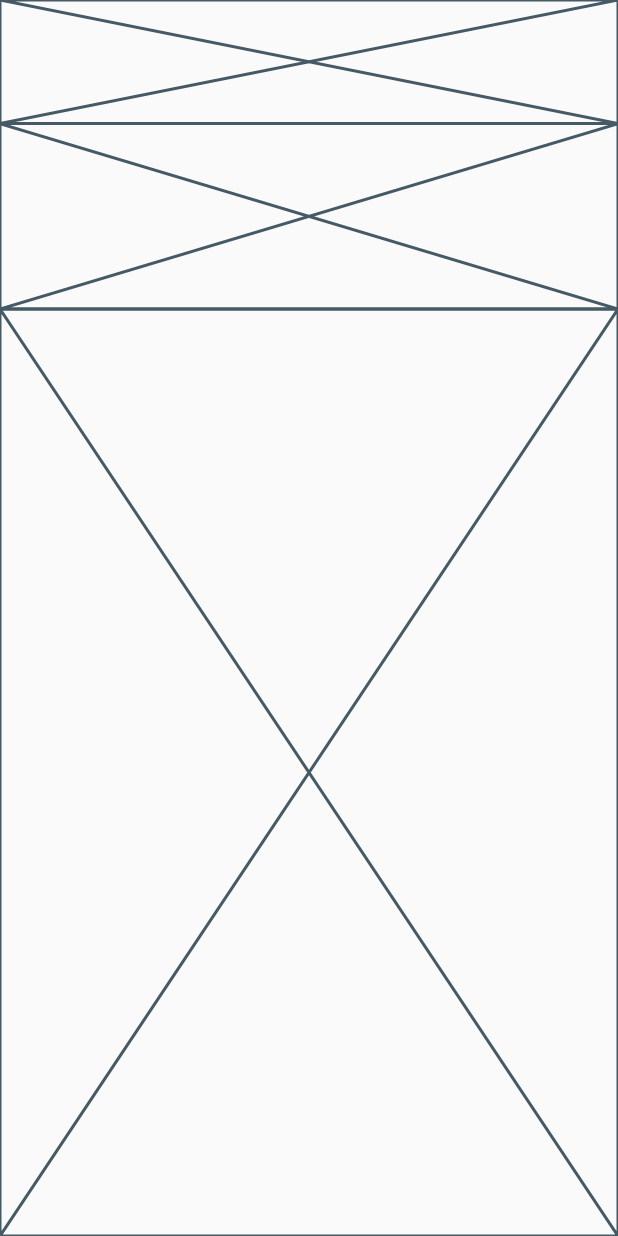
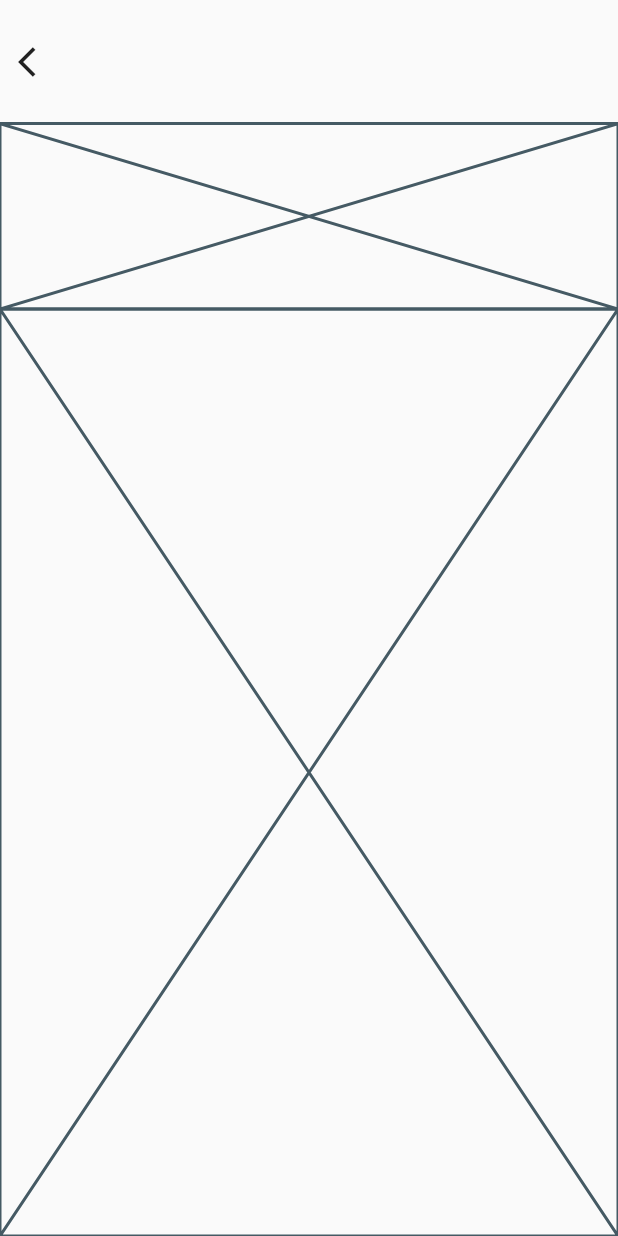
Before and after one commit to JAICHANGPARK/flutter_notebook_8th_story, a Flutter app: the MyCartPage screen opened directly, on a phone screen of 412 x 824 dp. Run offline on Flutter 3.47's test engine with Material 2 defaults, Android fonts, the phone set to English and light mode, and no system bars; our stand-ins replace google_fonts.

Commit message:
Update my_cart_page.dart

```diff
--- a/lib/ep561_fashion_store_app/my_cart_page.dart
+++ b/lib/ep561_fashion_store_app/my_cart_page.dart
@@ -12,7 +12,13 @@ class _MyCartPageState extends State<MyCartPage> {
       body: SafeArea(
         child: Column(
           children: [
-            Expanded(flex: 2, child: Placeholder()),
+            Expanded(flex: 2, child: Row(
+              children: [
+                IconButton(icon: Icon(Icons.arrow_back_ios), onPressed: (){
+                  Navigator.of(context).pop();
+                })
+              ],
+            )),
             Expanded(flex: 3, child: Placeholder()),
             Expanded(flex: 15, child: Placeholder())
           ],
```
